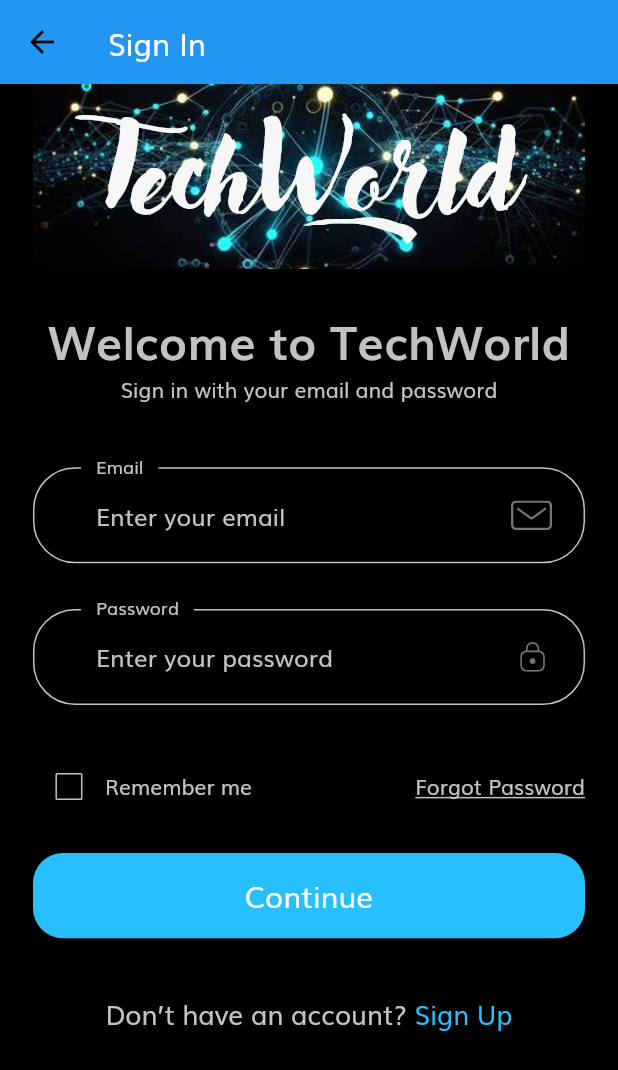
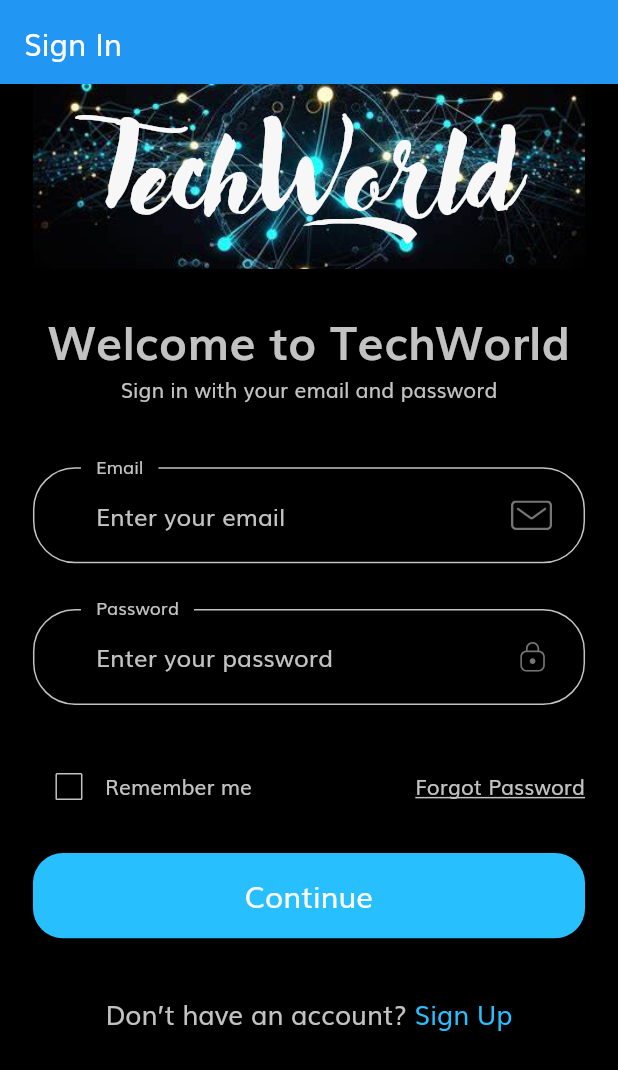
Before and after one commit to UsNNam/Final_TechWorld, a Flutter app: the ProfileScreen screen opened by its route, item 4 of the bottom bar chosen, after a tap on "Log Out", on a phone screen of 412 x 824 dp. Shown: the top 1070 px of the screen. Run offline on Flutter 3.47's test engine with Material 2 defaults, Android fonts, the phone set to English and light mode, and no system bars; our stand-ins replace cloud_firestore, firebase_auth, firebase_core, flutter_svg, font_awesome_flutter, hexcolor and 1 more; missing offline and left inert: order_tracker; accounts and stored records are empty.

Commit message:
Fix bug for log out

```diff
--- a/lib/screens/profile/components/body.dart
+++ b/lib/screens/profile/components/body.dart
@@ -53,7 +53,7 @@ class Body extends StatelessWidget {
             press: () {
               _auth.logOut();
               print(_auth.user);
-              Navigator.pushNamed(context, SignInScreen.routeName);
+              Navigator.pushNamedAndRemoveUntil(context, SignInScreen.routeName, (route) => false);
             },
           ),
         ],
```
